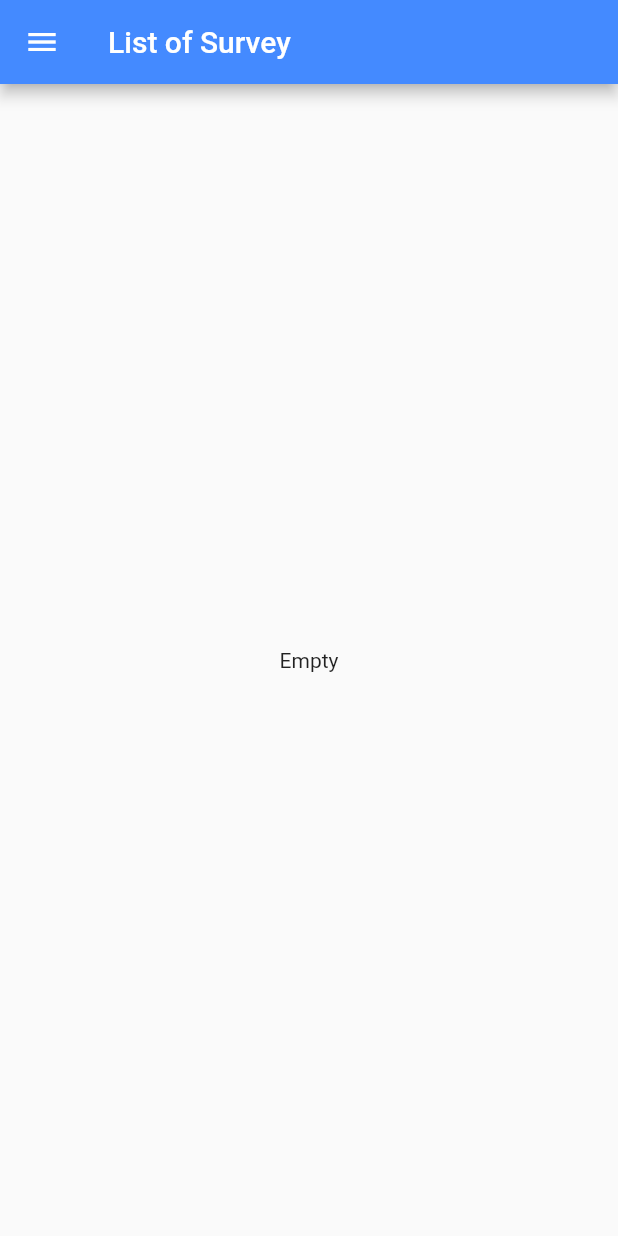
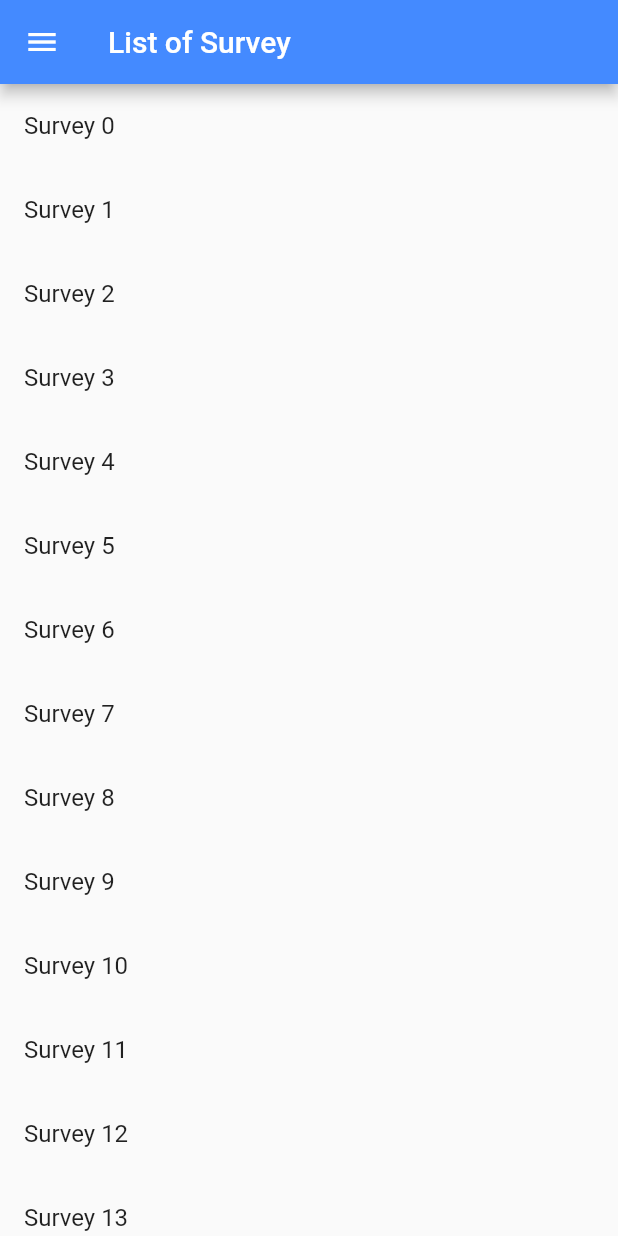
Before and after one commit to Pinmonyoudom/Survey_Mobile, a Flutter app: the NavigationDrawer screen opened directly, on a phone screen of 412 x 824 dp. Run offline on Flutter 3.47's test engine with Material 2 defaults, Android fonts, the phone set to English and light mode, and no system bars; our stand-ins replace shared_preferences; accounts and stored records are empty.

Commit message:
Update navigation page

```diff
--- a/lib/screens/navigation_drawer.dart
+++ b/lib/screens/navigation_drawer.dart
@@ -1,5 +1,7 @@
 import 'package:flutter/material.dart';
+import 'package:login/utils/survey_class.dart';
 import 'package:shared_preferences/shared_preferences.dart';
+import 'detailScreen.dart';
 import 'login.dart';
 
 class NavigationDrawer extends StatefulWidget {
@@ -10,6 +12,11 @@ class NavigationDrawer extends StatefulWidget {
 class _NavigationDrawerState extends State<NavigationDrawer> {
   String mainProfilePicture =
     "https://venngage-wordpress.s3.amazonaws.com/uploads/2016/04/survey.png";
+  List<Todo> todos = List<Todo>.generate(20, (i) => Todo(
+      'Survey $i',
+      'A page for Survey $i',
+    ),
+  );
 
   @override
   Widget build(BuildContext context) {
@@ -22,8 +29,8 @@ class _NavigationDrawerState extends State<NavigationDrawer> {
           child: ListView(
             children: <Widget>[
               UserAccountsDrawerHeader(
-                accountName:  Text("SurveySystem",style: TextStyle(color: Colors.blueAccent),),
-                accountEmail: Text("surveysystem@gmail.com",style: TextStyle(color: Colors.blueAccent),),
+                accountName:  Text("name",style: TextStyle(color: Colors.blueAccent),),
+                accountEmail: Text("name@gmail.com",style: TextStyle(color: Colors.blueAccent),),
                 decoration: BoxDecoration(
                   image: DecorationImage(
                     fit: BoxFit.fill,
@@ -39,8 +46,23 @@ class _NavigationDrawerState extends State<NavigationDrawer> {
                   },),
         ],
       )),
-      body: Center(
-        child: Text("Empty"),
+      body: ListView.builder(
+        itemCount: todos.length,
+        itemBuilder: (context, index) {
+          return ListTile(
+            title: Text(todos[index].title),
+            onTap: () {
+              Navigator.push(context,
+                MaterialPageRoute(
+                  builder: (context) => DetailScreen(),
+                  settings: RouteSettings(
+                    arguments: todos[index],
+                  ),
+                ),
+              );
+            },
+          );
+        },
       ),
     );
   }
--- /dev/null
+++ b/lib/utils/survey_class.dart
@@ -0,0 +1,6 @@
+class Todo {
+  final String title;
+  final String description;
+
+  Todo(this.title, this.description);
+}
```
Also changed, not shown: lib/screens/detailScreen.dart (added, +24 -0 lines).
